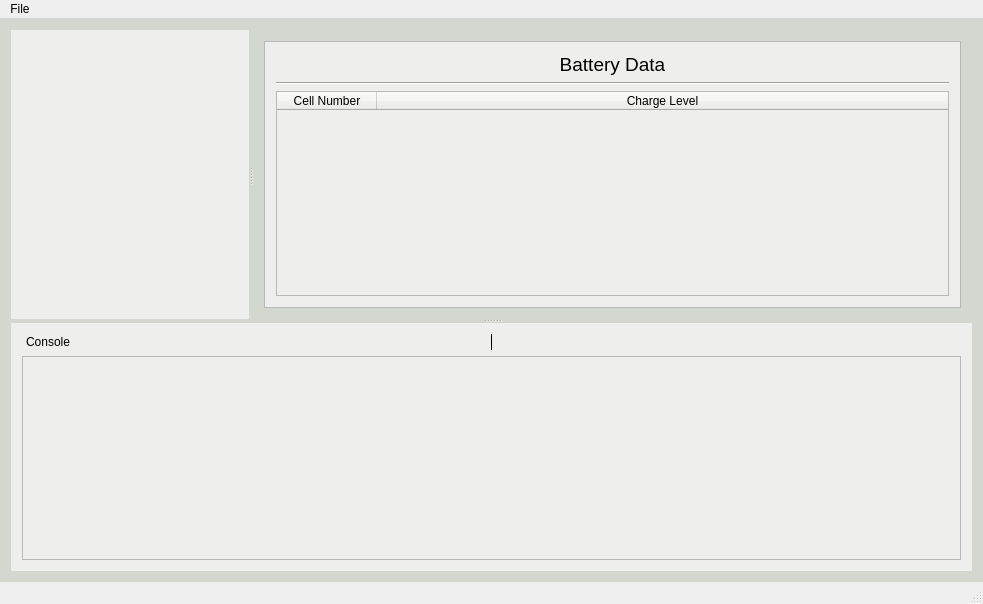
First picture: the form in mainwindow.ui, repository gcmvy3/voltron-dashboard, before the edit.
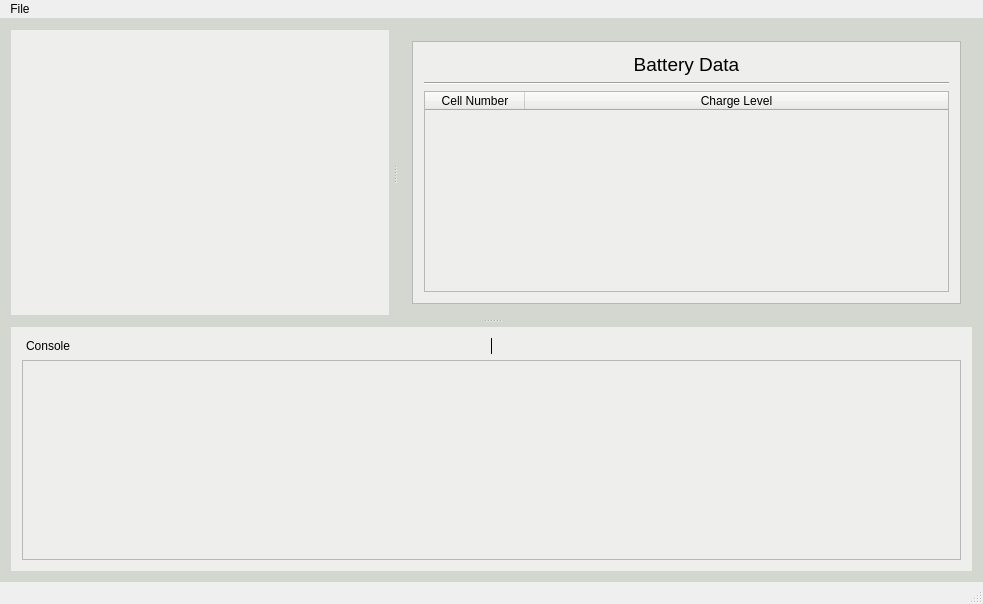
Second picture: the form after the edit. Custom widgets are drawn as their Qt base class.

Diff of the .ui file:
```diff
--- a/mainwindow.ui
+++ b/mainwindow.ui
@@ -23,6 +23,9 @@
       <property name="orientation">
        <enum>Qt::Vertical</enum>
       </property>
+      <property name="handleWidth">
+       <number>12</number>
+      </property>
       <property name="childrenCollapsible">
        <bool>false</bool>
       </property>
@@ -30,13 +33,16 @@
        <property name="orientation">
         <enum>Qt::Horizontal</enum>
        </property>
+       <property name="handleWidth">
+        <number>12</number>
+       </property>
        <property name="childrenCollapsible">
         <bool>false</bool>
        </property>
        <widget class="LidarWidget" name="lidarWidget" native="true">
         <property name="sizePolicy">
-         <sizepolicy hsizetype="Preferred" vsizetype="Preferred">
-          <horstretch>1</horstretch>
+         <sizepolicy hsizetype="MinimumExpanding" vsizetype="MinimumExpanding">
+          <horstretch>2</horstretch>
           <verstretch>0</verstretch>
          </sizepolicy>
         </property>
@@ -46,7 +52,7 @@
        </widget>
        <widget class="BatteryWidget" name="batteryWidget" native="true">
         <property name="sizePolicy">
-         <sizepolicy hsizetype="Expanding" vsizetype="Preferred">
+         <sizepolicy hsizetype="Preferred" vsizetype="Preferred">
           <horstretch>1</horstretch>
           <verstretch>0</verstretch>
          </sizepolicy>
```
